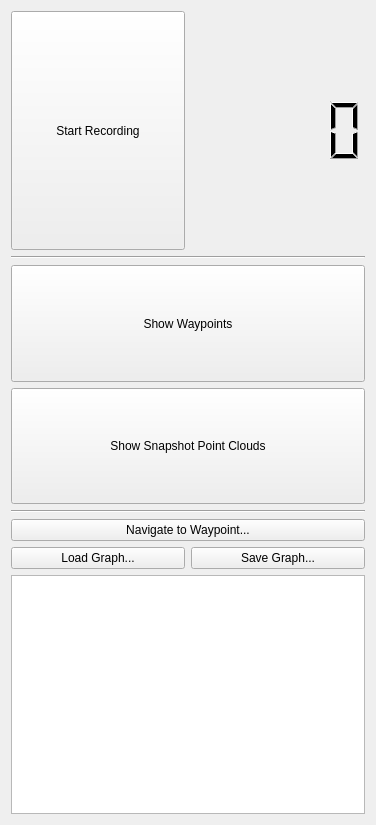
Before: the Qt Designer form navi_panel/resource/navigation_control.ui in RPM-lab-UMN/spot_ros, drawn with Qt 5.
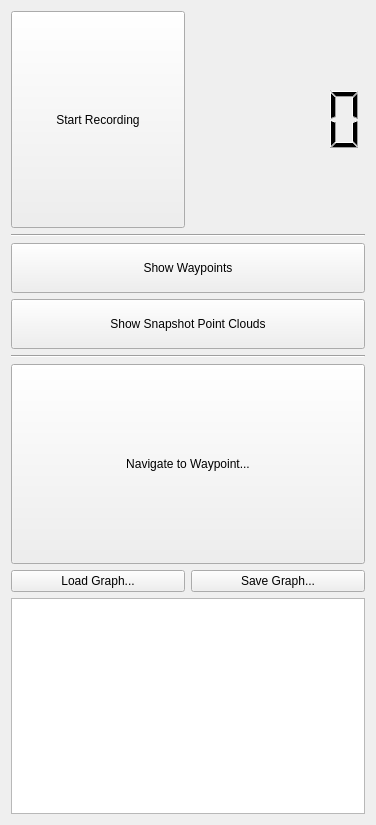
After: the same form once the commit is applied.

```diff
--- a/navi_panel/resource/navigation_control.ui
+++ b/navi_panel/resource/navigation_control.ui
@@ -67,8 +67,6 @@
     </widget>
    </item>
    <item>
-    <layout class="QVBoxLayout" name="togglesLayout">
-     <item>
       <widget class="QPushButton" name="waypointToggleButton">
        <property name="sizePolicy">
         <sizepolicy hsizetype="Expanding" vsizetype="Expanding">
@@ -79,7 +77,7 @@
        <property name="maximumSize">
         <size>
          <width>16777215</width>
-         <height>16777215</height>
+       <height>50</height>
         </size>
        </property>
        <property name="text">
@@ -110,6 +108,12 @@
          <verstretch>0</verstretch>
         </sizepolicy>
        </property>
+     <property name="maximumSize">
+      <size>
+       <width>16777215</width>
+       <height>50</height>
+      </size>
+     </property>
        <property name="text">
         <string>Show Snapshot Point Clouds</string>
        </property>
@@ -121,8 +125,6 @@
        </property>
       </widget>
      </item>
-    </layout>
-   </item>
    <item>
     <widget class="Line" name="line_2">
      <property name="orientation">
@@ -132,6 +134,18 @@
    </item>
    <item>
     <widget class="QPushButton" name="waypointNavButton">
+     <property name="sizePolicy">
+      <sizepolicy hsizetype="Minimum" vsizetype="Expanding">
+       <horstretch>0</horstretch>
+       <verstretch>0</verstretch>
+      </sizepolicy>
+     </property>
+     <property name="maximumSize">
+      <size>
+       <width>16777215</width>
+       <height>200</height>
+      </size>
+     </property>
      <property name="text">
       <string>Navigate to Waypoint...</string>
      </property>
```
Lines whose indentation alone changed are shown as unchanged.
